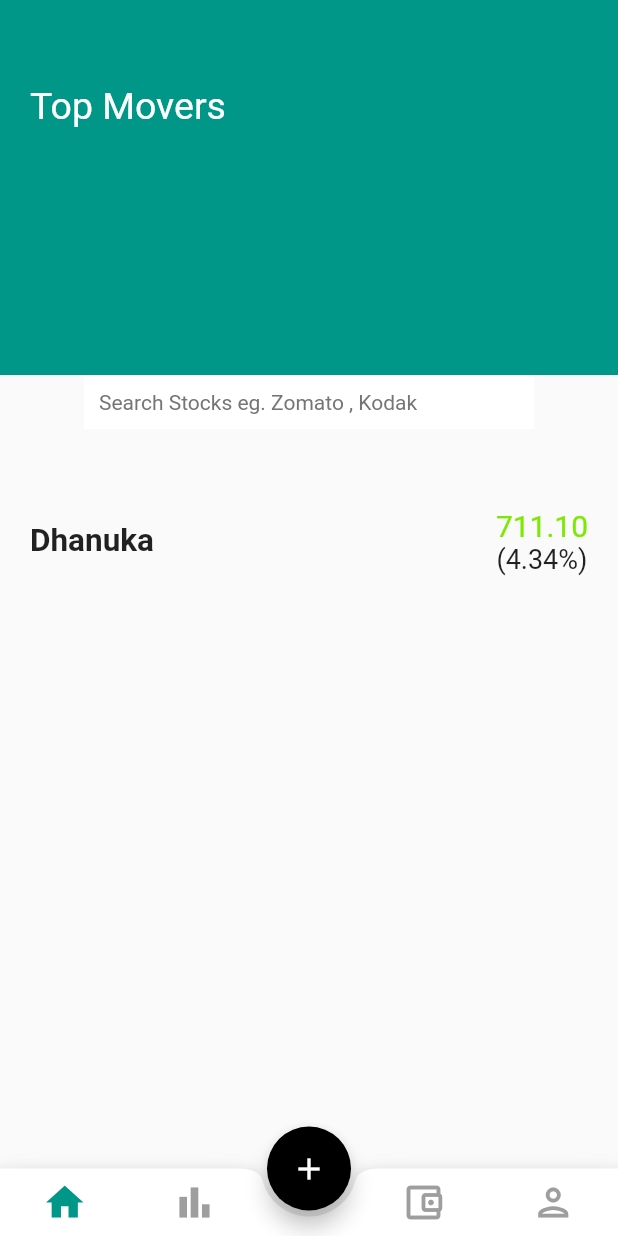
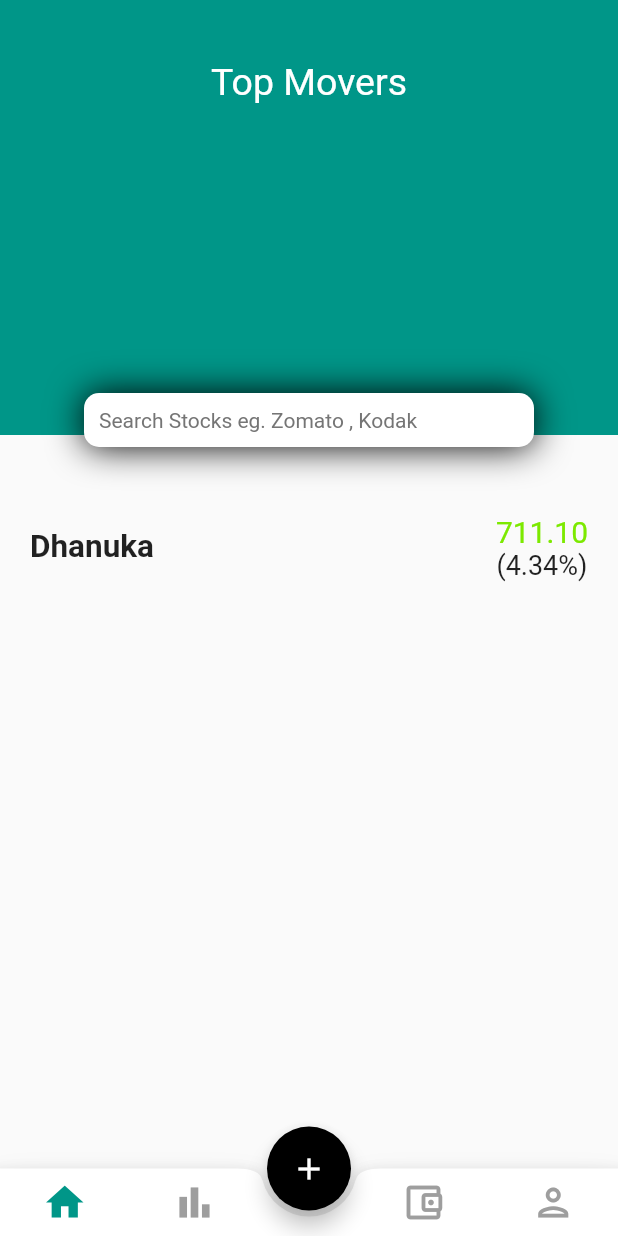
Before and after one commit to basedharsh/Hackerstellar_HackeyHackey, a Flutter app: the Bottom screen opened directly, on a phone screen of 412 x 824 dp. Run offline on Flutter 3.47's test engine with Material 2 defaults, Android fonts, the light colour scheme and no system bars; our stand-ins replace google_fonts, liquid_swipe, rive.

Commit message:
Kuch kuch

```diff
--- a/lib/screen/home.dart
+++ b/lib/screen/home.dart
@@ -1,4 +1,6 @@
 import 'package:flutter/material.dart';
+import 'package:spaceodyssey/screen/portfolio.dart';
+import 'package:spaceodyssey/screen/searchstock.dart';
 
 class Home extends StatefulWidget {
   const Home({super.key});
@@ -10,26 +12,60 @@
 class _HomeState extends State<Home> {
   @override
   Widget build(BuildContext context) {
-    return Column(
+    return SingleChildScrollView(
+      child: Column(
         children: [
           Container(
-          padding: EdgeInsets.symmetric(vertical: 56, horizontal: 20),
+            height: 40,
+            width: double.infinity,
+            color: Colors.teal,
+          ),
+          GestureDetector(
+            onTap: () {
+              Navigator.push(
+                context,
+                MaterialPageRoute(
+                  builder: (context) => Searchstock(),
+                ),
+              );
+            },
+            child: Container(
+              // padding: EdgeInsets.only(top: 56, ),
               width: double.infinity,
               height: 250,
               decoration: BoxDecoration(color: Colors.teal),
-          child: Text(
+              child: Column(
+                mainAxisAlignment: MainAxisAlignment.start,
+                children: [
+                  Text(
                     'Top Movers',
                     style: TextStyle(
-                fontSize: 25, fontWeight: FontWeight.w400, color: Colors.white),
+                        fontSize: 25,
+                        fontWeight: FontWeight.w400,
+                        color: Colors.white),
                   ),
+                  Positioned(
+                    child: Container(
+                      width: 300,
+                      margin: EdgeInsets.only(top: 193),
+                      padding: EdgeInsets.all(10),
+                      decoration: const BoxDecoration(
+                        borderRadius: BorderRadius.all(Radius.circular(10)),
+                        color: Colors.white,
+                        boxShadow: [
+                          BoxShadow(
+                            blurRadius: 20.0,
                           ),
-        Container(
-          width: 300,
-          padding: EdgeInsets.all(10),
-          decoration: BoxDecoration(color: Colors.white),
+                        ],
+                      ),
                       child: Text(
                         'Search Stocks eg. Zomato , Kodak',
                         style: TextStyle(color: Colors.grey.shade600),
+                      ),
+                    ),
+                  ),
+                ],
+              ),
             ),
           ),
           Container(
@@ -49,11 +85,13 @@
                     Text(
                       '711.10',
                       style: TextStyle(
-                        color: Color.fromARGB(255, 124, 233, 0), fontSize: 20),
+                          color: Color.fromARGB(255, 124, 233, 0),
+                          fontSize: 20),
                     ),
                     Text(
                       '(4.34%)',
-                    style: TextStyle(fontSize: 18, fontWeight: FontWeight.w400),
+                      style:
+                          TextStyle(fontSize: 18, fontWeight: FontWeight.w400),
                     ),
                   ],
                 ),
@@ -61,6 +99,7 @@
             ),
           )
         ],
+      ),
     );
   }
 }
```
Also changed, not shown: lib/screen/searchstock.dart (added, +15 -0 lines). Lines whose indentation alone changed are shown as unchanged.
